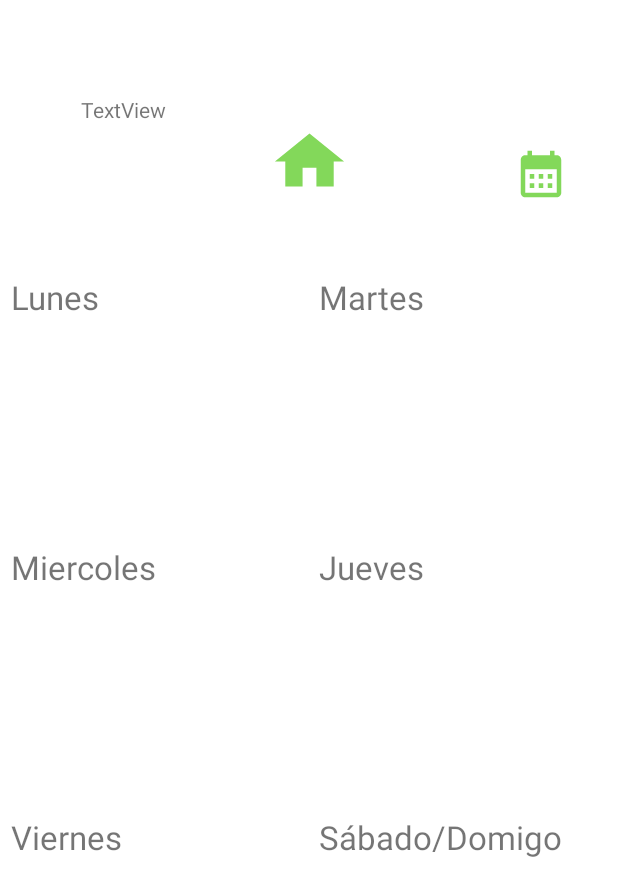
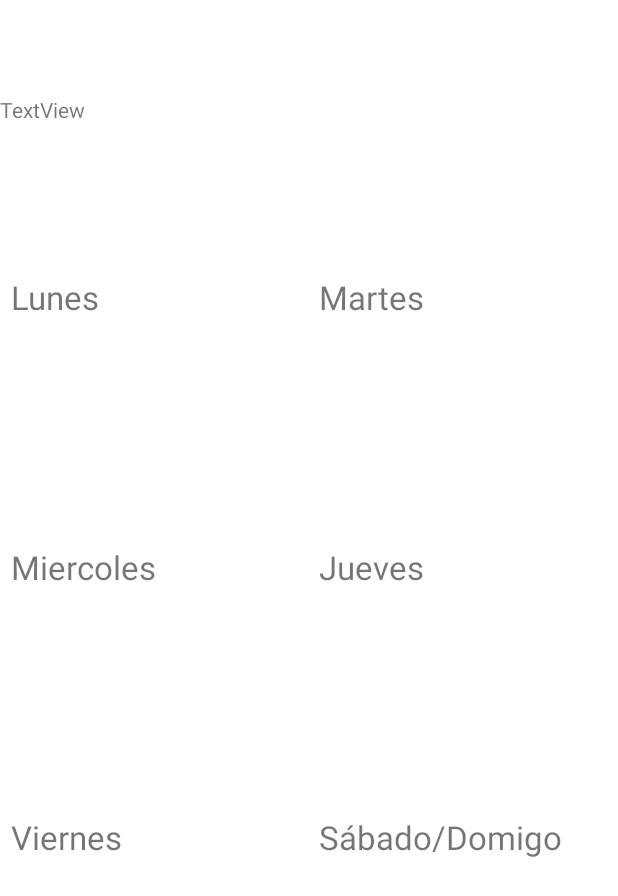
Before and after one commit to IkerFernandez21/ProyectoIntegrador, an Android app: the layout activity_main.xml on its own in the app's theme, with its tools: preview values and no code run, on a phone screen of 412 x 824 dp. Shown: the top 896 px of the screen. Run offline under Robolectric (Android 15) with nearby library versions, the phone set to English and light mode, and no system bars.

Commit message:
Añadidos botones home y calendario en la appbar

```diff
--- a/app/src/main/res/drawable/ic_baseline_calendar_month_24.xml
+++ b/app/src/main/res/drawable/ic_baseline_calendar_month_24.xml
@@ -1,5 +1,5 @@
-<vector android:height="24dp" android:tint="#53AC36"
+<vector android:height="35dp" android:tint="#53AC36"
     android:viewportHeight="24" android:viewportWidth="24"
-    android:width="24dp" xmlns:android="http://schemas.android.com/apk/res/android">
+    android:width="35dp" xmlns:android="http://schemas.android.com/apk/res/android">
     <path android:fillColor="@android:color/white" android:pathData="M19,4h-1V2h-2v2H8V2H6v2H5C3.89,4 3.01,4.9 3.01,6L3,20c0,1.1 0.89,2 2,2h14c1.1,0 2,-0.9 2,-2V6C21,4.9 20.1,4 19,4zM19,20H5V10h14V20zM9,14H7v-2h2V14zM13,14h-2v-2h2V14zM17,14h-2v-2h2V14zM9,18H7v-2h2V18zM13,18h-2v-2h2V18zM17,18h-2v-2h2V18z"/>
 </vector>
--- a/app/src/main/res/drawable/ic_baseline_home_24.xml
+++ b/app/src/main/res/drawable/ic_baseline_home_24.xml
@@ -1,5 +1,5 @@
-<vector android:height="24dp" android:tint="#53AC36"
+<vector android:height="35dp" android:tint="#53AC36"
     android:viewportHeight="24" android:viewportWidth="24"
-    android:width="24dp" xmlns:android="http://schemas.android.com/apk/res/android">
+    android:width="35dp" xmlns:android="http://schemas.android.com/apk/res/android">
     <path android:fillColor="@android:color/white" android:pathData="M10,20v-6h4v6h5v-8h3L12,3 2,12h3v8z"/>
 </vector>
--- a/app/src/main/res/layout/activity_main.xml
+++ b/app/src/main/res/layout/activity_main.xml
@@ -159,35 +159,6 @@
         </LinearLayout>
     </LinearLayout>
 
-    <Button
-        android:id="@+id/buttonHome"
-        android:layout_width="55dp"
-        android:layout_height="50dp"
-        android:layout_marginTop="28dp"
-        android:layout_marginBottom="30dp"
-        android:background="@drawable/ic_baseline_home_24"
-        app:layout_constraintBottom_toTopOf="@+id/linearLayoutParent"
-
-        app:layout_constraintEnd_toEndOf="parent"
-        app:layout_constraintStart_toStartOf="parent"
-        app:layout_constraintTop_toTopOf="parent"
-        app:layout_constraintVertical_bias="0.727"
-        tools:ignore="SpeakableTextPresentCheck" />
-
-    <Button
-        android:id="@+id/buttonCalendar"
-        android:layout_width="36dp"
-        android:layout_height="37dp"
-        android:layout_marginTop="60dp"
-        android:layout_marginBottom="11dp"
-        android:background="@drawable/ic_baseline_calendar_month_24"
-        app:layout_constraintBottom_toTopOf="@+id/linearLayoutParent"
-        app:layout_constraintEnd_toEndOf="parent"
-        app:layout_constraintHorizontal_bias="0.912"
-        app:layout_constraintStart_toStartOf="parent"
-        app:layout_constraintTop_toTopOf="parent"
-        tools:ignore="SpeakableTextPresentCheck,TouchTargetSizeCheck" />
-
     <androidx.constraintlayout.widget.Guideline
         android:id="@+id/guidelineHorizontal"
         android:layout_width="wrap_content"
@@ -201,8 +172,6 @@
         android:layout_height="wrap_content"
         android:text="TextView"
         app:layout_constraintBottom_toTopOf="@+id/guidelineHorizontal"
-        app:layout_constraintEnd_toStartOf="@+id/buttonHome"
-        app:layout_constraintHorizontal_bias="0.441"
         app:layout_constraintStart_toStartOf="parent" />
 
 
--- a/app/src/main/res/values/strings.xml
+++ b/app/src/main/res/values/strings.xml
@@ -22,4 +22,6 @@
     <string name="october">October</string>
     <string name="november">November</string>
     <string name="december">December</string>
+    <string name="item2">item2</string>
+    <string name="item">Item</string>
 </resources>
--- a/app/src/main/res/values/themes.xml
+++ b/app/src/main/res/values/themes.xml
@@ -17,7 +17,7 @@
     <style name="theme.sinactionbar" parent="Theme.MaterialComponents.DayNight.NoActionBar">
         <!-- Primary brand color. -->
 
-
+        <item name="title">" "</item>
         <item name="colorPrimary">@color/ColorPrimario</item>
         <item name="colorPrimaryVariant">@color/ColorPrimarioOscuro</item>
         <item name="colorOnPrimary">@color/black</item>
@@ -35,7 +35,7 @@
     <style name="theme.conactionbar" parent="Theme.MaterialComponents.DayNight">
         <!-- Primary brand color. -->
 
-
+        <item name="title">" "</item>
         <item name="colorPrimary">@color/ColorPrimario</item>
         <item name="colorPrimaryVariant">@color/ColorPrimarioOscuro</item>
         <item name="colorOnPrimary">@color/black</item>
```
Also changed, not shown: app/src/main/java/com/aliken/proyectointegrador/MainActivity.java (+32 -33 lines), app/src/main/res/menu/appbar_main.xml (added, +21 -0 lines).
